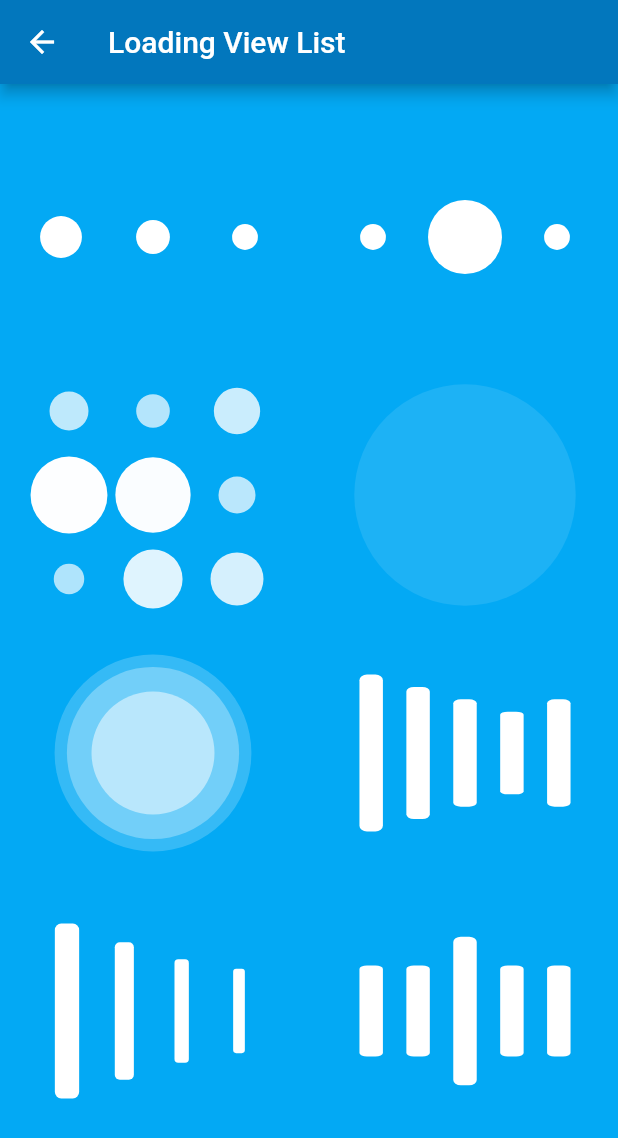
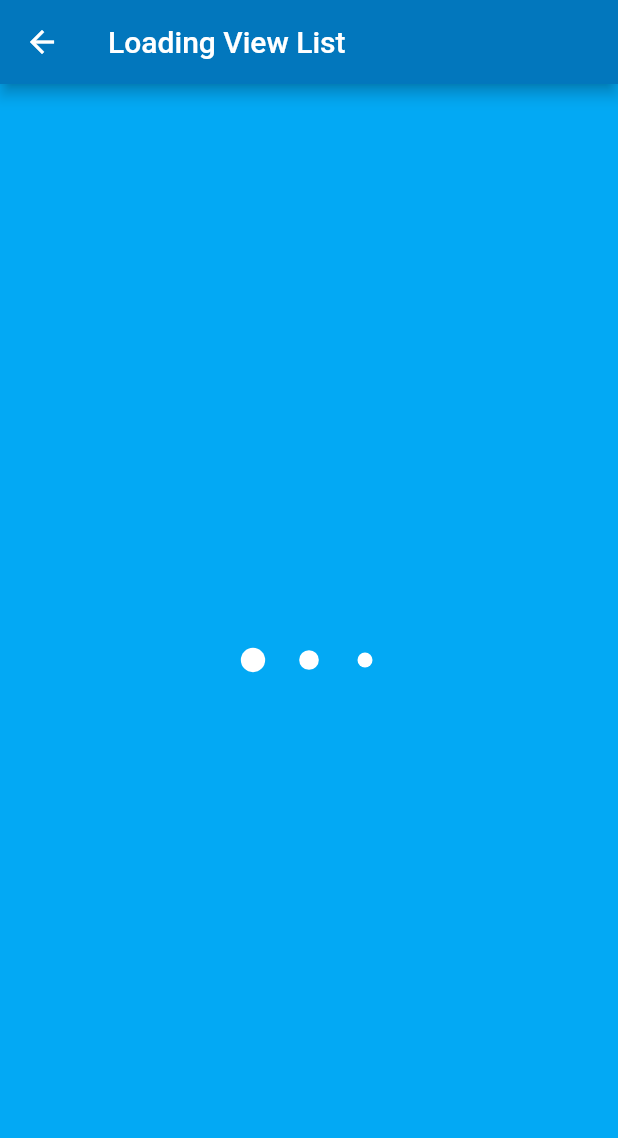
Before and after one commit to leonzone/loading, a Flutter app: the LoadingList screen opened directly, on a phone screen of 412 x 824 dp. Shown: the top 1138 px of the screen. Run offline on Flutter 3.47's test engine with Material 2 defaults, Android fonts, the phone set to English and light mode, and no system bars.

Commit message:
pub v1.0.0

```diff
--- a/lib/main.dart
+++ b/lib/main.dart
@@ -8,7 +8,7 @@ import 'package:loading/indicator/ball_scale_multiple_indicator.dart';
 import 'package:loading/indicator/line_scale_party_indicator.dart';
 import 'package:loading/indicator/ball_beat_indicator.dart';
 import 'package:loading/indicator/line_scale_pulse_out_indicator.dart';
-import 'package:loading/indicator/pacman_indicator.dart';
+import 'package:loading/indicator/ball_spin_fade_loader_indicator.dart';
 
 void main() => runApp(MyApp());
 
@@ -46,21 +46,15 @@ class ShowLoading extends StatelessWidget {
     );
   }
 }
-//LoadingIndicatorView
-//(
-//indicator: BallPulseIndicator
-//(
-//),)
-//,
 
 class LoadingList extends StatelessWidget {
   final indicatorList = [
     BallPulseIndicator(),
     BallBeatIndicator(),
     BallGridPulseIndicator(),
-//    PacmanIndicator(),
     BallScaleIndicator(),
     BallScaleMultipleIndicator(),
+    BallSpinFadeLoaderIndicator(),
     LineScaleIndicator(),
     LineScalePartyIndicator(),
     LineScalePulseOutIndicator(),
@@ -72,22 +66,27 @@ class LoadingList extends StatelessWidget {
       appBar: new AppBar(
         title: new Text("Loading View List"),
       ),
+
       body: Container(
         color: Colors.lightBlue,
-        child: GridView.count(
-          // Create a grid with 2 columns. If you change the scrollDirection to
-          // horizontal, this would produce 2 rows.
-          padding: EdgeInsets.all(16.0),
-          crossAxisSpacing: 36,
-          crossAxisCount: 2,
-          // Generate 100 Widgets that display their index in the List
-          children: List.generate(indicatorList.length, (index) {
-            return Center(
-              child: Loading(indicator: indicatorList[index]),
-            );
-          }),
+        child: Center(
+          child: Loading(indicator: BallPulseIndicator(), size: 100.0),
         ),
       ),
+//      body: Container(
+//        color: Colors.lightBlue,
+//        child: GridView.count(
+//          padding: EdgeInsets.all(16.0),
+//          crossAxisSpacing: 36,
+//          crossAxisCount: 3,
+//          // Generate 100 Widgets that display their index in the List
+//          children: List.generate(indicatorList.length, (index) {
+//            return Center(
+//              child: Loading(indicator: indicatorList[index]),
+//            );
+//          }),
+//        ),
+//      ),
     );
   }
 }
--- /dev/null
+++ b/loading/example/lib/main.dart
@@ -0,0 +1,27 @@
+import 'package:flutter/material.dart';
+import 'package:loading/loading.dart';
+import 'package:loading/indicator/ball_pulse_indicator.dart';
+
+void main() => runApp(MyApp());
+
+class MyApp extends StatelessWidget {
+  @override
+  Widget build(BuildContext context) {
+    return MaterialApp(
+      home: ShowLoading(),
+    );
+  }
+}
+
+class ShowLoading extends StatelessWidget {
+  @override
+  Widget build(BuildContext context) {
+    return new Scaffold(
+        appBar: AppBar(
+          title: Text('Loading View'),
+        ),
+        body: Center(
+          child: Loading(indicator: BallPulseIndicator(), size: 100.0),
+        ));
+  }
+}
--- a/loading/lib/loading.dart
+++ b/loading/lib/loading.dart
@@ -4,8 +4,9 @@ import 'package:loading/indicator/ball_scale_indicator.dart';
 
 class Loading extends StatefulWidget {
   Indicator indicator;
+  double size;
 
-  Loading({this.indicator}) {
+  Loading({this.indicator,  this.size=50.0}) {
     if (indicator == null) {
       indicator = BallScaleIndicator();
     } else {
@@ -15,14 +16,15 @@ class Loading extends StatefulWidget {
 
   @override
   State<StatefulWidget> createState() {
-    return LoadingState(indicator);
+    return LoadingState(indicator, size);
   }
 }
 
 class LoadingState extends State<Loading> with TickerProviderStateMixin {
   Indicator indicator;
+  double size;
 
-  LoadingState(this.indicator);
+  LoadingState(this.indicator, this.size);
 
   @override
   void initState() {
@@ -41,7 +43,7 @@ class LoadingState extends State<Loading> with TickerProviderStateMixin {
   Widget build(BuildContext context) {
     return CustomPaint(
       painter: _Painter(indicator),
-      size: Size.square(500),
+      size: Size.square(size),
     );
   }
 }
--- a/loading/pubspec.yaml
+++ b/loading/pubspec.yaml
@@ -1,6 +1,6 @@
 name: loading
-description: loading view
-version: 0.0.2
+description: A flutter widget of loading progress Indicator. Easy to use, easy to extend
+version: 1.0.0
 
 author: ReiserXu <leonzone58@gmail.com>
 homepage: https://github.com/leonzone/loading
```
Also changed, not shown: loading/lib/indicator/ball_spin_fade_loader_indicator.dart (added, +59 -0 lines), 3 other files.
